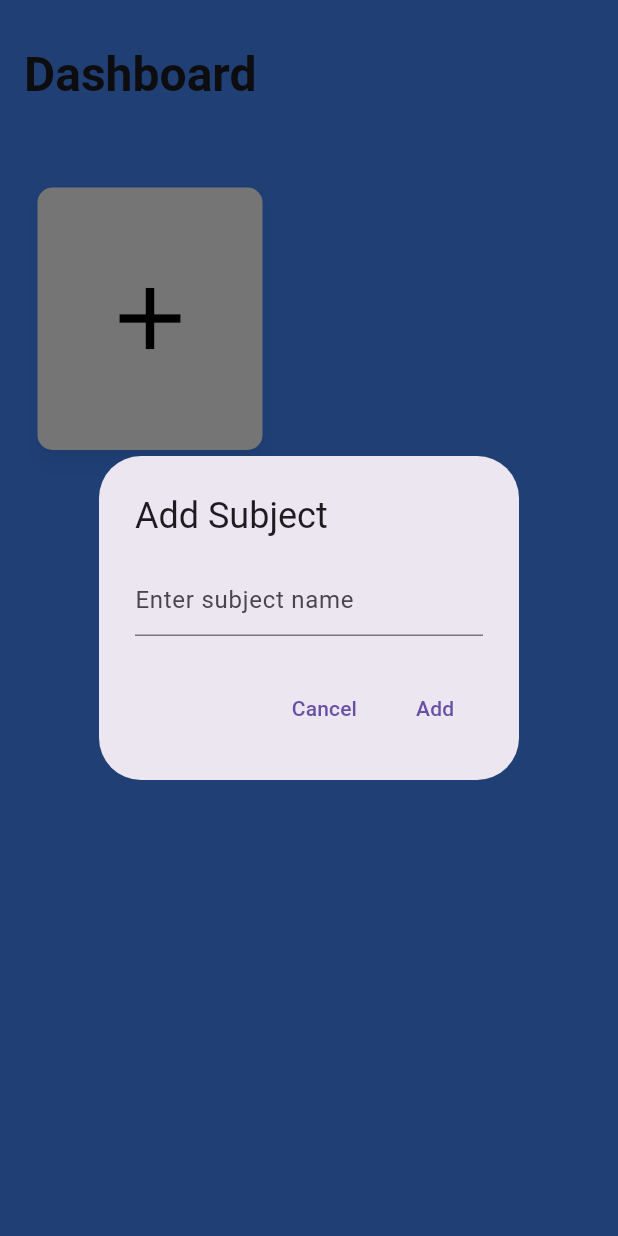
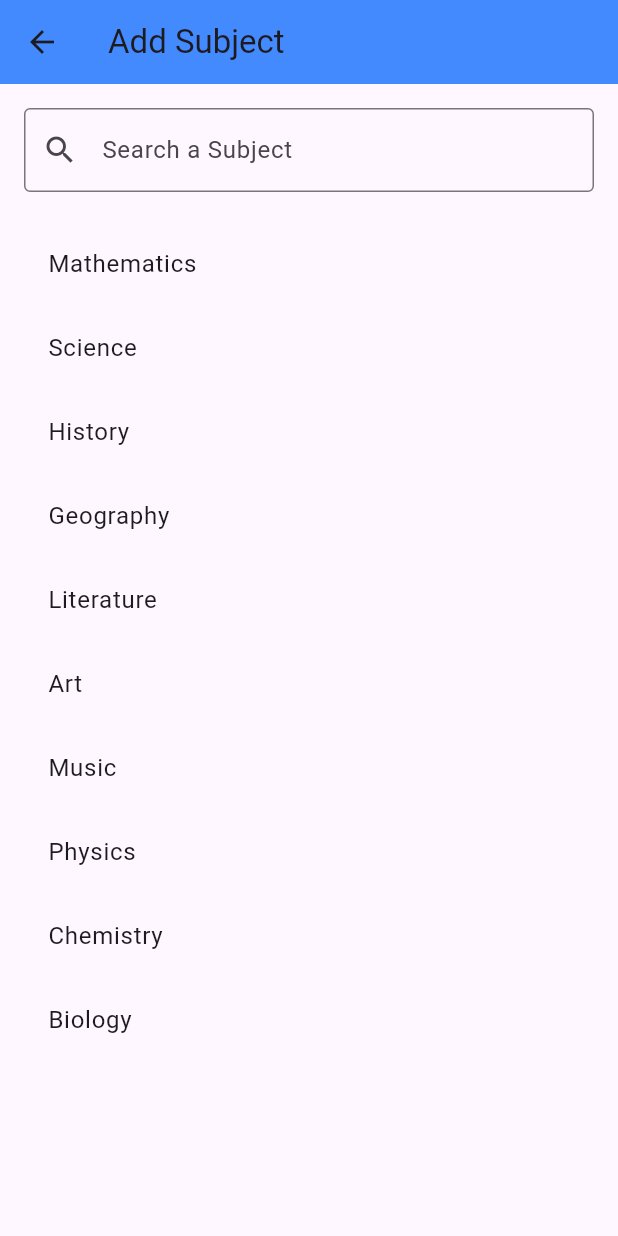
Before and after one commit to JjayFabor/bridgeAI, a Flutter app: the HomepageDashboard screen opened directly, after a tap on the "add" icon, on a phone screen of 412 x 824 dp. Run offline on Flutter 3.47's test engine with Material 3 defaults, Android fonts, the phone set to English and light mode, and no system bars; our stand-ins replace cloud_firestore, curved_navigation_bar, firebase_auth, firebase_core, firebase_storage, fluttertoast and 2 more; accounts and stored records are empty.

Commit message:
Add Subject Feature

```diff
--- /dev/null
+++ b/lib/features/user_auth/presentation/pages/add_subject_page.dart
@@ -0,0 +1,63 @@
+import 'package:flutter/material.dart';
+
+class AddSubjectPage extends StatelessWidget {
+  final TextEditingController searchController = TextEditingController();
+  final List<String> recommendedSubjects = [
+    'Mathematics',
+    'Science',
+    'History',
+    'Geography',
+    'Literature',
+    'Art',
+    'Music',
+    'Physics',
+    'Chemistry',
+    'Biology'
+  ];
+
+  AddSubjectPage({super.key});
+
+  @override
+  Widget build(BuildContext context) {
+    return Scaffold(
+      appBar: AppBar(
+        title: const Text("Add Subject"),
+        backgroundColor: Colors.blueAccent,
+      ),
+      body: Padding(
+        padding: const EdgeInsets.all(16.0),
+        child: Column(
+          children: [
+            TextField(
+              controller: searchController,
+              decoration: const InputDecoration(
+                hintText: 'Search a Subject',
+                border: OutlineInputBorder(),
+                prefixIcon: Icon(Icons.search),
+              ),
+              onSubmitted: (value) {
+                if (value.isNotEmpty) {
+                  Navigator.pop(context, value);
+                }
+              },
+            ),
+            const SizedBox(height: 20),
+            Expanded(
+              child: ListView.builder(
+                itemCount: recommendedSubjects.length,
+                itemBuilder: (context, index) {
+                  return ListTile(
+                    title: Text(recommendedSubjects[index]),
+                    onTap: () {
+                      Navigator.pop(context, recommendedSubjects[index]);
+                    },
+                  );
+                },
+              ),
+            ),
+          ],
+        ),
+      ),
+    );
+  }
+}
--- a/lib/features/user_auth/presentation/pages/homepage_dashboard.dart
+++ b/lib/features/user_auth/presentation/pages/homepage_dashboard.dart
@@ -1,3 +1,4 @@
+import 'package:bridgeai/features/user_auth/presentation/pages/add_subject_page.dart';
 import 'package:flutter/material.dart';
 import 'package:google_fonts/google_fonts.dart';
 
@@ -9,6 +10,8 @@ class HomepageDashboard extends StatefulWidget {
 }
 
 class _HomepageDashboardState extends State<HomepageDashboard> {
+  List<String> subjects = [];
+
   @override
   Widget build(BuildContext context) {
     return Scaffold(
@@ -21,20 +24,46 @@ class _HomepageDashboardState extends State<HomepageDashboard> {
                 textStyle: const TextStyle(
               fontSize: 32,
               fontWeight: FontWeight.bold,
-              )))),
+            ))),
+      ),
       backgroundColor: Colors.blueAccent,
-      body: Align(
-        alignment: Alignment.topLeft,
-        child: Padding(
-          padding: const EdgeInsets.all(
-              25.0), // Add padding to keep some space from the edges
-          child: ElevatedButton(
+      body: Padding(
+        padding: const EdgeInsets.all(25.0),
+        child: SingleChildScrollView(
+          scrollDirection: Axis.vertical,
+          child: Wrap(
+            spacing: 10,
+            runSpacing: 10,
+            children: [
+              ...subjects.map((subject) => ElevatedButton(
                     onPressed: () {
-              _showAddSubjectDialog(context);
+                      // Handle subject button click here
+                      print("Clicked on $subject");
                     },
                     style: ElevatedButton.styleFrom(
                       backgroundColor: Colors.white,
-              fixedSize: const Size(150, 175),
+                      fixedSize: const Size(175, 175),
+                      shape: RoundedRectangleBorder(
+                        borderRadius: BorderRadius.circular(10),
+                      ),
+                      shadowColor: Colors.black26,
+                      elevation: 5,
+                    ),
+                    child: Text(
+                      subject,
+                      style: const TextStyle(
+                        fontSize: 18,
+                        color: Colors.black,
+                      ),
+                    ),
+                  )),
+              ElevatedButton(
+                onPressed: () {
+                  _navigateToAddSubjectScreen(context);
+                },
+                style: ElevatedButton.styleFrom(
+                  backgroundColor: Colors.white,
+                  fixedSize: const Size(175, 175),
                   shape: RoundedRectangleBorder(
                     borderRadius: BorderRadius.circular(10),
                   ),
@@ -47,41 +76,23 @@ class _HomepageDashboardState extends State<HomepageDashboard> {
                   size: 70,
                 ),
               ),
+            ],
+          ),
         ),
       ),
     );
   }
 
-  void _showAddSubjectDialog(BuildContext context) {
-    TextEditingController subjectController = TextEditingController();
+  void _navigateToAddSubjectScreen(BuildContext context) async {
+    final newSubject = await Navigator.push(
+      context,
+      MaterialPageRoute(builder: (context) => AddSubjectPage()),
+    );
 
-    showDialog(
-      context: context,
-      builder: (BuildContext context) {
-        return AlertDialog(
-          title: const Text("Add Subject"),
-          content: TextField(
-            controller: subjectController,
-            decoration: const InputDecoration(hintText: "Enter subject name"),
-          ),
-          actions: <Widget>[
-            TextButton(
-              child: const Text("Cancel"),
-              onPressed: () {
-                Navigator.of(context).pop();
-              },
-            ),
-            TextButton(
-              child: const Text("Add"),
-              onPressed: () {
-                String newSubject = subjectController.text;
-                print("New Subject: $newSubject");
-                Navigator.of(context).pop();
-              },
-            ),
-          ],
-        );
-      },
-    );
+    if (newSubject != null) {
+      setState(() {
+        subjects.add(newSubject);
+      });
     }
   }
+}
```
Lines whose indentation alone changed are shown as unchanged.
